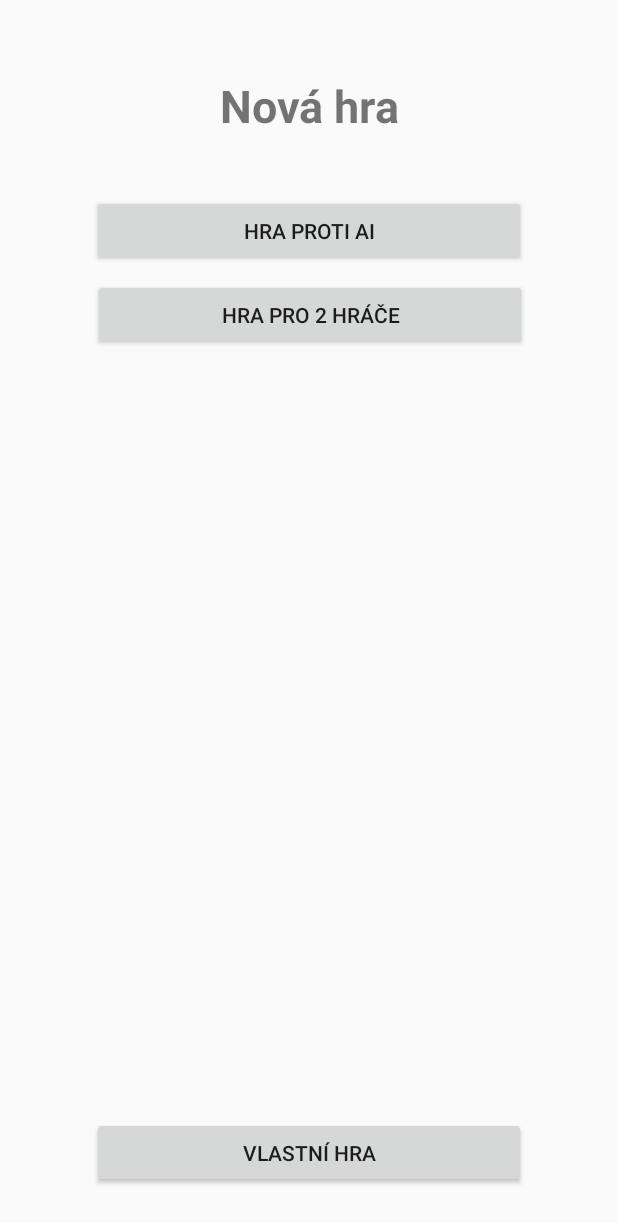
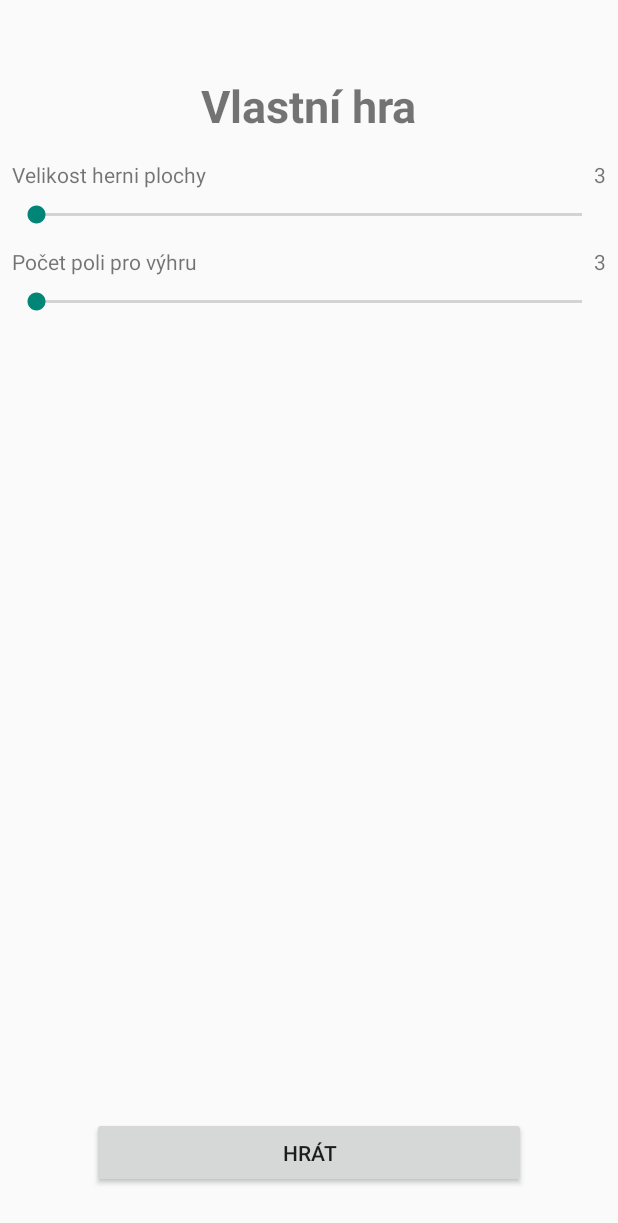
Before and after one commit to Michyus/TAMZ2_projekt, an Android app: the NewGameActivity screen opened directly, with no data from a screen before it, after a tap on "VLASTNÍ HRA", on a phone screen of 412 x 824 dp. Shown: the top 1223 px of the screen. Run offline under Robolectric (Android 15) with nearby library versions, the phone set to English and light mode, and no system bars.

Commit message:
Adding custom game activity, changes in gameEngine, starting to implement SQLite database

```diff
--- a/Piskvorky/app/src/main/AndroidManifest.xml
+++ b/Piskvorky/app/src/main/AndroidManifest.xml
@@ -21,7 +21,8 @@
             android:name=".GameActivity"
             android:screenOrientation="portrait" />
         <activity android:name=".Settings" />
-        <activity android:name=".Statistics"></activity>
+        <activity android:name=".Statistics" />
+        <activity android:name=".CustomGameActivity"></activity>
     </application>
 
 </manifest>
--- /dev/null
+++ b/Piskvorky/app/src/main/java/com/example/michyus/piskvorky/CustomGameActivity.java
@@ -0,0 +1,92 @@
+package com.example.michyus.piskvorky;
+
+import android.content.Intent;
+import android.support.v7.app.AppCompatActivity;
+import android.os.Bundle;
+import android.view.View;
+import android.widget.Button;
+import android.widget.SeekBar;
+import android.widget.TextView;
+
+public class CustomGameActivity extends AppCompatActivity {
+
+    SeekBar seekBar_gameGridSize;
+    TextView textView_gameGridSize;
+
+    SeekBar seekBar_countToWin;
+    TextView textView_countToWin;
+
+    Button button_play;
+
+
+    @Override
+    protected void onCreate(Bundle savedInstanceState) {
+        super.onCreate(savedInstanceState);
+        setContentView(R.layout.activity_custom_game);
+
+        seekBar_gameGridSize = findViewById(R.id.seekBar_gameGridSize);
+        textView_gameGridSize = findViewById(R.id.textView_gameGridSize);
+
+        seekBar_countToWin = findViewById(R.id.seekBar_countToWin);
+        textView_countToWin = findViewById(R.id.textView_countToWin);
+
+        button_play = findViewById(R.id.button_play);
+
+        seekBar_gameGridSize.setOnSeekBarChangeListener(listener_seekBar_gameGridSize);
+        seekBar_countToWin.setOnSeekBarChangeListener(listener_seekBar_countToWin);
+
+        button_play.setOnClickListener(listener_button_play);
+    }
+
+    SeekBar.OnSeekBarChangeListener listener_seekBar_gameGridSize = new SeekBar.OnSeekBarChangeListener() {
+        @Override
+        public void onProgressChanged(SeekBar seekBar, int progress, boolean fromUser) {
+            String size_str = Integer.toString(progress + 3);
+            seekBar_countToWin.setMax(progress);
+            textView_gameGridSize.setText(size_str);
+        }
+
+        @Override
+        public void onStartTrackingTouch(SeekBar seekBar) {
+
+        }
+
+        @Override
+        public void onStopTrackingTouch(SeekBar seekBar) {
+
+        }
+    };
+
+    SeekBar.OnSeekBarChangeListener listener_seekBar_countToWin = new SeekBar.OnSeekBarChangeListener() {
+        @Override
+        public void onProgressChanged(SeekBar seekBar, int progress, boolean fromUser) {
+            String size_str = Integer.toString(progress + 3);
+
+            textView_countToWin.setText(size_str);
+        }
+
+        @Override
+        public void onStartTrackingTouch(SeekBar seekBar) {
+
+        }
+
+        @Override
+        public void onStopTrackingTouch(SeekBar seekBar) {
+
+        }
+    };
+
+
+    Button.OnClickListener listener_button_play = new Button.OnClickListener(){
+        @Override
+        public void onClick(View v) {
+            Intent intent = new Intent(CustomGameActivity.this, GameActivity.class);
+            String size_str = (String) textView_gameGridSize.getText();
+            String count_str = (String) textView_countToWin.getText();
+            intent.putExtra("size", Integer.parseInt(size_str));
+            intent.putExtra("count", Integer.parseInt(count_str));
+            startActivity(intent);
+        }
+    };
+
+}
--- a/Piskvorky/app/src/main/java/com/example/michyus/piskvorky/GameActivity.java
+++ b/Piskvorky/app/src/main/java/com/example/michyus/piskvorky/GameActivity.java
@@ -30,8 +30,10 @@ public class GameActivity extends AppCompatActivity {
         setContentView(R.layout.activity_game);
         Intent intent = getIntent();
         int aiLevel = intent.getIntExtra("aiLevel", 0);
+        int size = intent.getIntExtra("size", 12);
+        int count = intent.getIntExtra("count", 4);
 
-        gameEngine = new GameEngine(this, aiLevel);
+        gameEngine = new GameEngine(this, aiLevel, size, count);
 
         textView_moveOf = findViewById(R.id.textView_moveOf);
         gameFrame = findViewById(R.id.gameFrame);
--- a/Piskvorky/app/src/main/java/com/example/michyus/piskvorky/NewGameActivity.java
+++ b/Piskvorky/app/src/main/java/com/example/michyus/piskvorky/NewGameActivity.java
@@ -58,9 +58,8 @@ public class NewGameActivity extends AppCompatActivity {
     View.OnClickListener listener_customGame = new View.OnClickListener() {
         @Override
         public void onClick(View v) {
-            // TODO create new Activity with options
-            //Intent intent = new Intent(NewGameActivity.this, newactivitu.class);
-            //startActivity(intent);
+            Intent intent = new Intent(NewGameActivity.this, CustomGameActivity.class);
+            startActivity(intent);
         }
     };
 }
--- /dev/null
+++ b/Piskvorky/app/src/main/res/layout/activity_custom_game.xml
@@ -0,0 +1,102 @@
+<?xml version="1.0" encoding="utf-8"?>
+<android.support.constraint.ConstraintLayout xmlns:android="http://schemas.android.com/apk/res/android"
+    xmlns:app="http://schemas.android.com/apk/res-auto"
+    xmlns:tools="http://schemas.android.com/tools"
+    android:layout_width="match_parent"
+    android:layout_height="match_parent"
+    tools:context=".CustomGameActivity">
+
+    <Button
+        android:id="@+id/button_play"
+        android:layout_width="289dp"
+        android:layout_height="47dp"
+        android:layout_marginBottom="32dp"
+        android:layout_marginEnd="8dp"
+        android:layout_marginStart="8dp"
+        android:text="Hrát"
+        app:layout_constraintBottom_toBottomOf="parent"
+        app:layout_constraintEnd_toEndOf="parent"
+        app:layout_constraintHorizontal_bias="0.5"
+        app:layout_constraintStart_toStartOf="parent" />
+
+    <TextView
+        android:id="@+id/textView_title"
+        android:layout_width="wrap_content"
+        android:layout_height="40dp"
+        android:autoText="false"
+        android:text="Vlastní hra"
+        android:textSize="30sp"
+        android:textStyle="bold"
+        app:layout_constraintBottom_toBottomOf="parent"
+        app:layout_constraintLeft_toLeftOf="parent"
+        app:layout_constraintRight_toRightOf="parent"
+        app:layout_constraintTop_toTopOf="parent"
+        app:layout_constraintVertical_bias="0.064" />
+
+    <SeekBar
+        android:id="@+id/seekBar_gameGridSize"
+        android:layout_width="0dp"
+        android:layout_height="wrap_content"
+        android:layout_marginEnd="8dp"
+        android:layout_marginStart="8dp"
+        android:layout_marginTop="44dp"
+        android:max="11"
+        app:layout_constraintEnd_toEndOf="parent"
+        app:layout_constraintHorizontal_bias="0.0"
+        app:layout_constraintStart_toStartOf="parent"
+        app:layout_constraintTop_toBottomOf="@+id/textView_title" />
+
+    <SeekBar
+        android:id="@+id/seekBar_countToWin"
+        android:layout_width="0dp"
+        android:layout_height="wrap_content"
+        android:layout_marginEnd="8dp"
+        android:layout_marginStart="8dp"
+        android:layout_marginTop="40dp"
+        android:max="3"
+        app:layout_constraintEnd_toEndOf="parent"
+        app:layout_constraintHorizontal_bias="0.0"
+        app:layout_constraintStart_toStartOf="parent"
+        app:layout_constraintTop_toBottomOf="@+id/seekBar_gameGridSize" />
+
+    <TextView
+        android:id="@+id/textView_countToWinTitle"
+        android:layout_width="wrap_content"
+        android:layout_height="wrap_content"
+        android:layout_marginBottom="8dp"
+        android:layout_marginStart="8dp"
+        android:text="Počet poli pro výhru"
+        app:layout_constraintBottom_toTopOf="@+id/seekBar_countToWin"
+        app:layout_constraintStart_toStartOf="parent" />
+
+    <TextView
+        android:id="@+id/textView_gameGridSizeTitle"
+        android:layout_width="wrap_content"
+        android:layout_height="wrap_content"
+        android:layout_marginBottom="8dp"
+        android:layout_marginStart="8dp"
+        android:text="Velikost herni plochy"
+        app:layout_constraintBottom_toTopOf="@+id/seekBar_gameGridSize"
+        app:layout_constraintStart_toStartOf="parent" />
+
+    <TextView
+        android:id="@+id/textView_gameGridSize"
+        android:layout_width="wrap_content"
+        android:layout_height="wrap_content"
+        android:layout_marginBottom="8dp"
+        android:layout_marginEnd="8dp"
+        android:text="3"
+        app:layout_constraintBottom_toTopOf="@+id/seekBar_gameGridSize"
+        app:layout_constraintEnd_toEndOf="parent" />
+
+    <TextView
+        android:id="@+id/textView_countToWin"
+        android:layout_width="wrap_content"
+        android:layout_height="wrap_content"
+        android:layout_marginBottom="8dp"
+        android:layout_marginEnd="8dp"
+        android:text="3"
+        app:layout_constraintBottom_toTopOf="@+id/seekBar_countToWin"
+        app:layout_constraintEnd_toEndOf="parent" />
+
+</android.support.constraint.ConstraintLayout>
```
Also changed, not shown: Piskvorky/app/src/main/java/com/example/michyus/piskvorky/DBHelper.java (added, +99 -0 lines), Piskvorky/app/src/main/java/com/example/michyus/piskvorky/GameEngine.java (+8 -8 lines), Piskvorky/app/src/main/java/com/example/michyus/piskvorky/Settings.java (+5 -2 lines).
